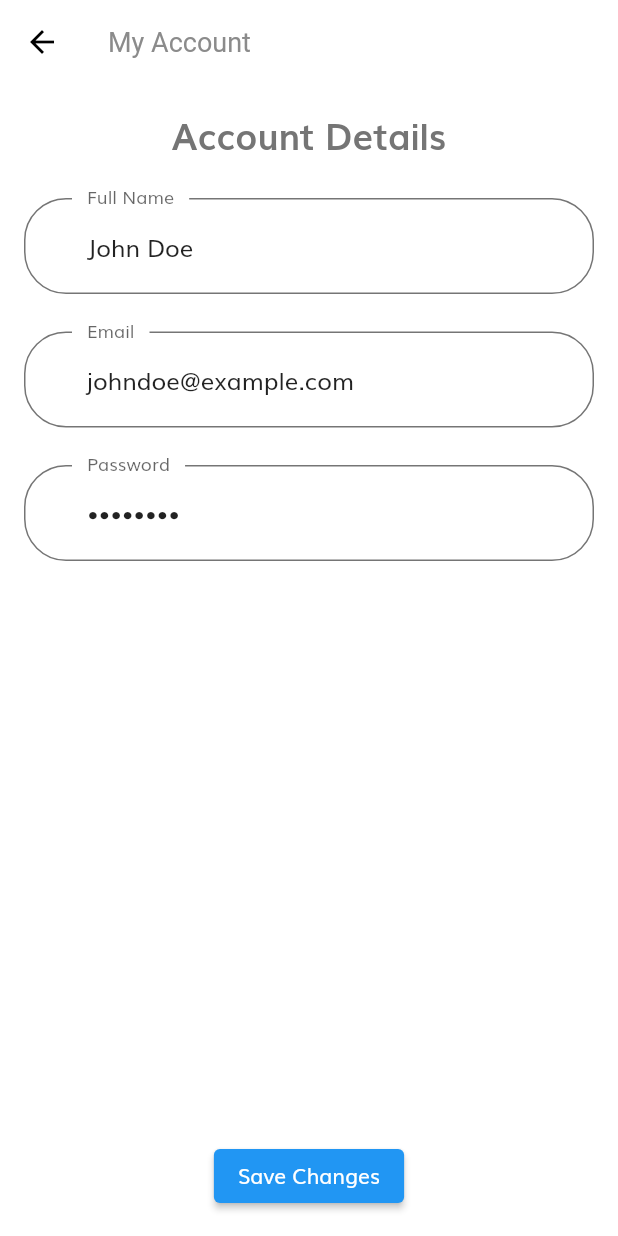
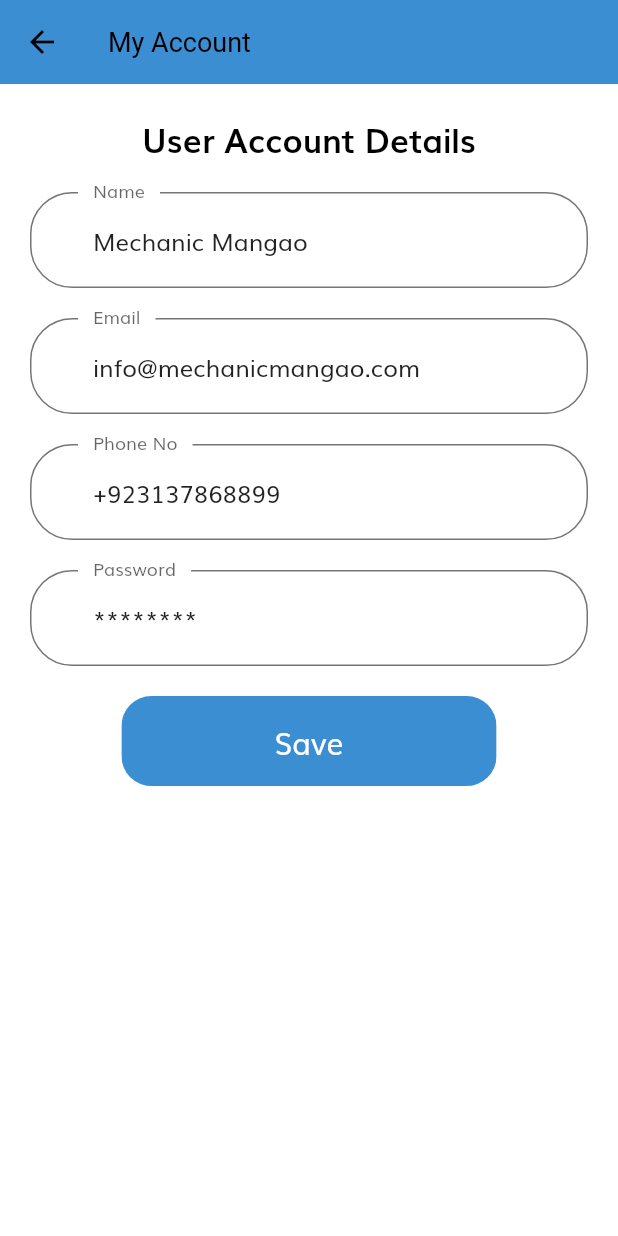
Before and after one commit to samadkhan1387/MECHANICS-FYP, a Flutter app: the MyAccountPage screen opened directly, on a phone screen of 412 x 824 dp. Run offline on Flutter 3.47's test engine with Material 2 defaults, Android fonts, the light colour scheme and no system bars; our stand-ins replace carousel_slider, flutter_svg, lottie.

Commit message:
DESIGN CHANGES COMMIT

```diff
--- a/lib/screens/profile/components/myaccount.dart
+++ b/lib/screens/profile/components/myaccount.dart
@@ -6,86 +6,101 @@ class MyAccountPage extends StatefulWidget {
 }
 
 class _MyAccountPageState extends State<MyAccountPage> {
-  TextEditingController _fullNameController = TextEditingController();
+  TextEditingController _nameController = TextEditingController();
   TextEditingController _emailController = TextEditingController();
+  TextEditingController _phoneController = TextEditingController();
   TextEditingController _passwordController = TextEditingController();
-
-  String _tempFullName = 'John Doe';
-  String _tempEmail = 'johndoe@example.com';
-  String _tempPassword = '********';
 
   @override
   void initState() {
     super.initState();
-    _fullNameController.text = _tempFullName;
-    _emailController.text = _tempEmail;
-    _passwordController.text = _tempPassword;
+
+    // Set temporary values in the text fields
+    _nameController.text = 'Mechanic Mangao';
+    _emailController.text = 'info@mechanicmangao.com';
+    _phoneController.text = '+923137868899';
+    _passwordController.text = '********';
   }
 
   @override
   Widget build(BuildContext context) {
     return Scaffold(
       appBar: AppBar(
-        title: Text('My Account'),
+        title: Text("My Account", style: TextStyle(color: Colors.black)),
+          backgroundColor: Color(0xFF3C8ED3),
       ),
-      body: Padding(
-        padding: EdgeInsets.all(16.0),
+      body: SingleChildScrollView(
+        child: Padding(
+          padding: EdgeInsets.all(20.0),
           child: Column(
-          crossAxisAlignment: CrossAxisAlignment.center,
             children: [
               Text(
-              'Account Details',
+                'User Account Details',
                 style: TextStyle(
-                fontSize: 24,
+                  fontSize: 22,
+                  color: Colors.black,
                   fontWeight: FontWeight.bold,
                 ),
               ),
-            SizedBox(height: 25),
+              SizedBox(height: 20),
               TextField(
-              controller: _fullNameController,
-              decoration: InputDecoration(labelText: 'Full Name'),
+                controller: _nameController,
+                decoration: InputDecoration(labelText: 'Name'),
               ),
-            SizedBox(height: 25),
+              SizedBox(height: 20),
               TextField(
                 controller: _emailController,
                 decoration: InputDecoration(labelText: 'Email'),
               ),
-            SizedBox(height: 25),
+              SizedBox(height: 20),
+              TextField(
+                controller: _phoneController,
+                decoration: InputDecoration(labelText: 'Phone No'),
+              ),
+              SizedBox(height: 20),
               TextField(
                 controller: _passwordController,
-              obscureText: true,
                 decoration: InputDecoration(labelText: 'Password'),
               ),
-            Spacer(),
+              SizedBox(height: 20),
               Center(
+                child: Container(
+                  width: 250,
+                  height: 60,
+                  child: ClipRRect(
+                    borderRadius: BorderRadius.circular(20.0),
                     child: ElevatedButton(
                       onPressed: () {
-                  // Save the updated account information here
-                  String fullName = _fullNameController.text;
-                  String email = _emailController.text;
-                  String password = _passwordController.text;
+                        // Get the updated values from the text fields
+                        String newName = _nameController.text;
+                        String newEmail = _emailController.text;
+                        String newPhoneNo = _phoneController.text;
+                        String newPassword = _passwordController.text;
 
-                  // Perform saving logic here, e.g., update user data in a database
+                        // Implement logic to update user profile here
 
-                  // Show a confirmation snackbar
-                  ScaffoldMessenger.of(context).showSnackBar(
-                    SnackBar(content: Text('Account information updated')),
-                  );
+                        // Set the controllers with the new values
+                        setState(() {
+                          _nameController.text = newName;
+                          _emailController.text = newEmail;
+                          _phoneController.text = newPhoneNo;
+                          _passwordController.text = newPassword;
+                        });
+
+                        // Navigate to the user's updated profile or a confirmation page
                       },
-                child: Text('Save Changes'),
+                      style: ButtonStyle(
+                        backgroundColor: MaterialStateProperty.all<Color>(Color(0xFF3C8ED3)),
+                      ),
+                      child: Text('Save', style: TextStyle(fontSize: 20)),
                     ),
                   ),
+                ),
+              )
             ],
+          ),
         ),
       ),
     );
   }
-
-  @override
-  void dispose() {
-    _fullNameController.dispose();
-    _emailController.dispose();
-    _passwordController.dispose();
-    super.dispose();
 }
-}
--- a/lib/screens/profile/components/profile_menu.dart
+++ b/lib/screens/profile/components/profile_menu.dart
@@ -23,7 +23,7 @@ class ProfileMenu extends StatelessWidget {
           primary: kPrimaryColor,
           padding: EdgeInsets.all(20),
           shape:
-              RoundedRectangleBorder(borderRadius: BorderRadius.circular(15)),
+              RoundedRectangleBorder(borderRadius: BorderRadius.circular(25)),
           backgroundColor: Color(0xFFF5F6F9),
         ),
         onPressed: press,
```
Also changed, not shown: lib/screens/profile/components/body.dart (+0 -45 lines), lib/screens/profile/components/helpcenter.dart (+42 -40 lines), lib/screens/profile/components/notifications.dart (+32 -42 lines), lib/screens/profile/components/settings.dart (+26 -5 lines). Lines whose indentation alone changed are shown as unchanged.
